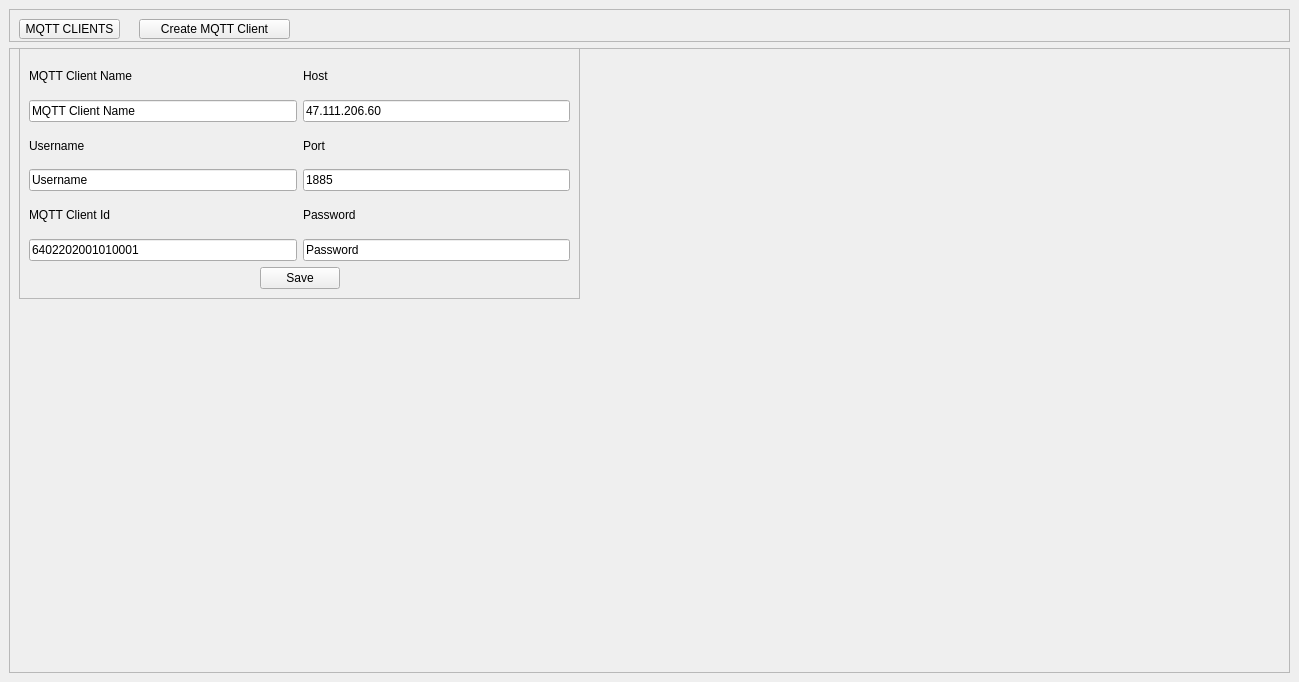
Above: mainwindow.ui from lixuanhua2015/mqttclient before the change. Below: the same form after it.
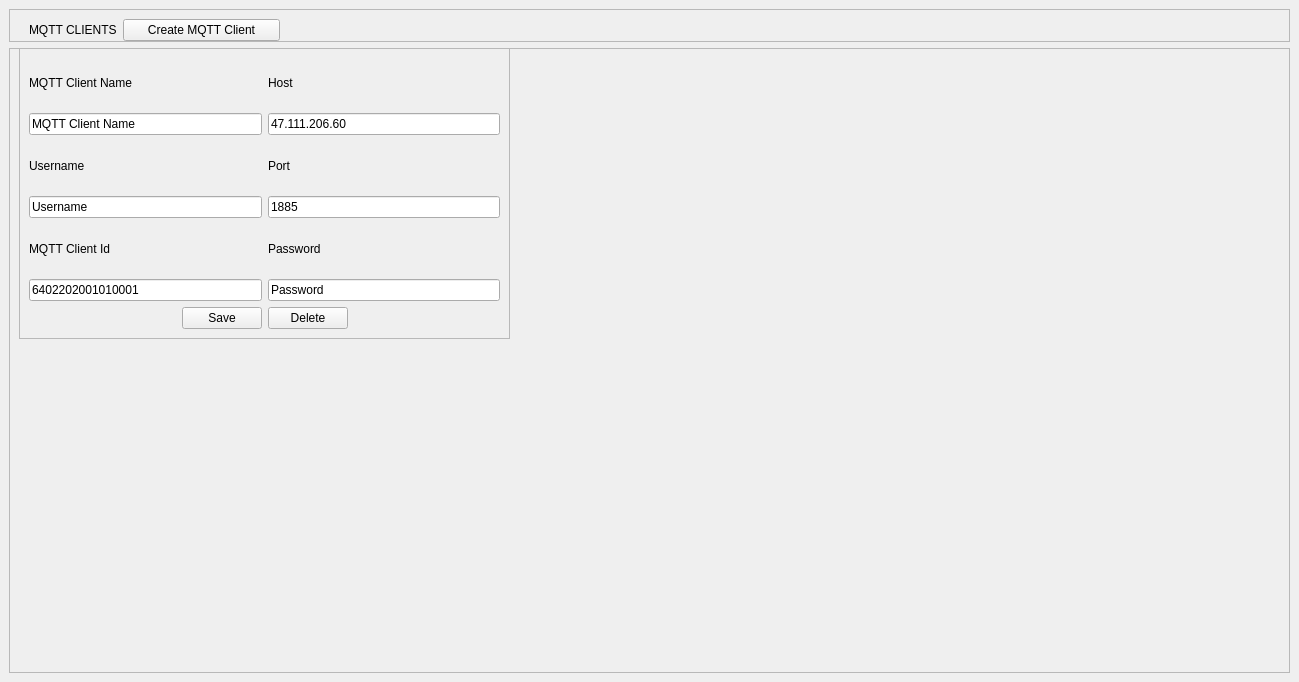
That is the form after the change.

The edit to the form file:
```diff
--- a/mainwindow.ui
+++ b/mainwindow.ui
@@ -28,34 +28,50 @@
         <property name="frameShadow">
          <enum>QFrame::Raised</enum>
         </property>
-        <widget class="QPushButton" name="pushButton_mqttClients">
+        <widget class="QWidget" name="layoutWidget">
          <property name="geometry">
           <rect>
-           <x>10</x>
+           <x>20</x>
            <y>10</y>
-           <width>101</width>
-           <height>20</height>
+           <width>291</width>
+           <height>22</height>
           </rect>
          </property>
-         <property name="text">
-          <string>MQTT CLIENTS</string>
-         </property>
-        </widget>
-        <widget class="QPushButton" name="pushButton_createMqttClient">
-         <property name="geometry">
-          <rect>
-           <x>130</x>
-           <y>10</y>
-           <width>151</width>
-           <height>20</height>
-          </rect>
-         </property>
-         <property name="styleSheet">
-          <string notr="true">border-color: rgb(0, 255, 127);</string>
-         </property>
-         <property name="text">
-          <string>Create MQTT Client</string>
-         </property>
+         <layout class="QHBoxLayout" name="horizontalLayout_8">
+          <item>
+           <widget class="QLabel" name="label_mqttClients">
+            <property name="text">
+             <string>MQTT CLIENTS</string>
+            </property>
+           </widget>
+          </item>
+          <item>
+           <widget class="QPushButton" name="pushButton_createMqttClient">
+            <property name="sizePolicy">
+             <sizepolicy hsizetype="Preferred" vsizetype="Fixed">
+              <horstretch>1</horstretch>
+              <verstretch>0</verstretch>
+             </sizepolicy>
+            </property>
+            <property name="text">
+             <string>Create MQTT Client</string>
+            </property>
+           </widget>
+          </item>
+          <item>
+           <spacer name="horizontalSpacer_9">
+            <property name="orientation">
+             <enum>Qt::Horizontal</enum>
+            </property>
+            <property name="sizeHint" stdset="0">
+             <size>
+              <width>40</width>
+              <height>20</height>
+             </size>
+            </property>
+           </spacer>
+          </item>
+         </layout>
         </widget>
        </widget>
       </item>
@@ -72,8 +88,8 @@
           <rect>
            <x>10</x>
            <y>0</y>
-           <width>561</width>
-           <height>251</height>
+           <width>491</width>
+           <height>291</height>
           </rect>
          </property>
          <property name="frameShape">
@@ -286,6 +302,13 @@
               </property>
              </widget>
             </item>
+            <item>
+             <widget class="QPushButton" name="pushButton_deleteClient">
+              <property name="text">
+               <string>Delete</string>
+              </property>
+             </widget>
+            </item>
             <item>
              <spacer name="horizontalSpacer_8">
               <property name="orientation">
```
Left out of the diff: 238 changed lines with no effect on the pictures.
